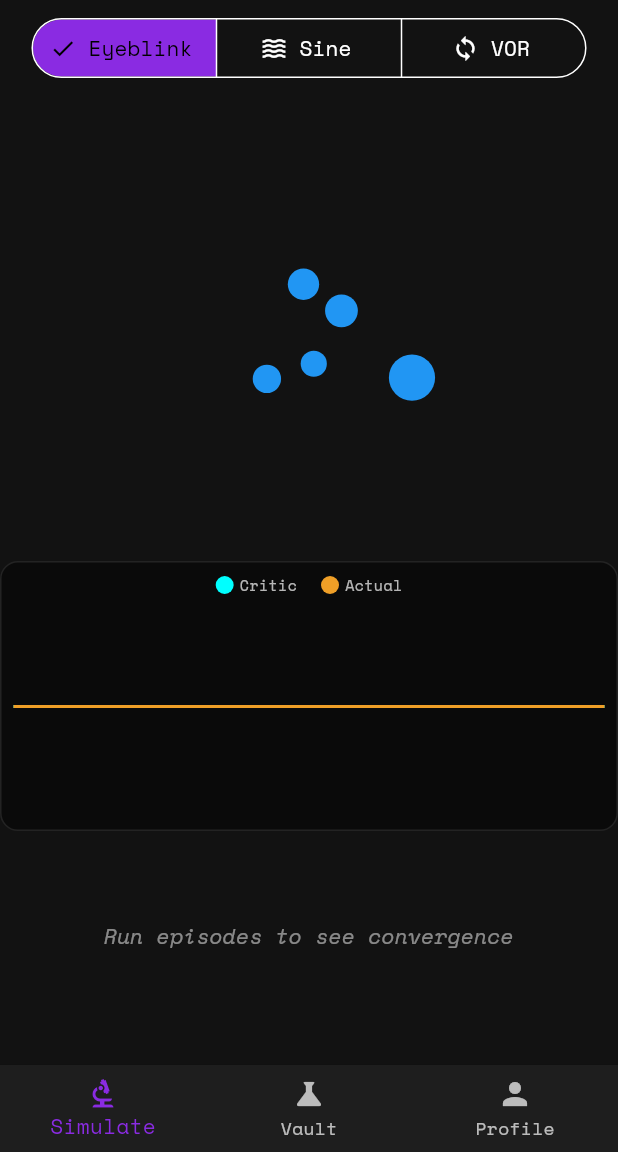
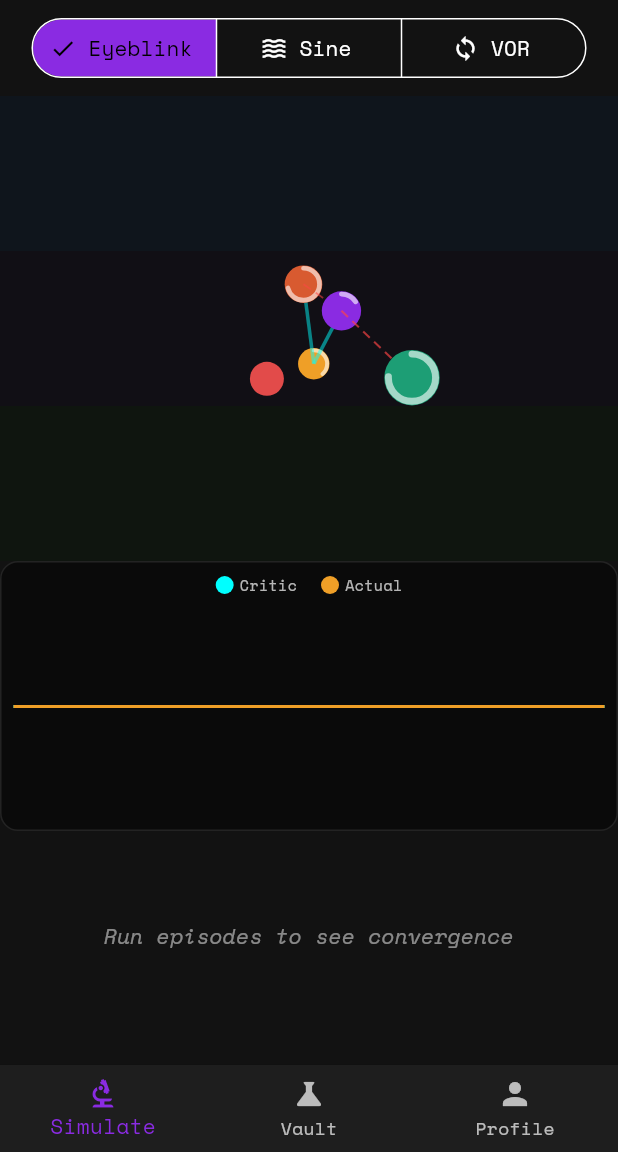
Before and after one commit to mirkodibr/CerebroSim, a Flutter app: the screen it shows once a user with an empty profile is signed in, after a tap on "Eyeblink", on a phone screen of 412 x 824 dp, the part 84-1236 px from its top. Run offline on Flutter 3.47's test engine with Material 3 defaults, Android fonts, the phone set to English and light mode, and no system bars; our stand-ins replace cloud_firestore, firebase_auth, firebase_core, flutter_riverpod, google_fonts, google_sign_in and 1 more; accounts and stored records are empty; generated files the repository leaves out were written again.

Commit message:
Execute Prompt 58: Depth-Sorted 3D Painter

```diff
--- a/lib/widgets/neural_canvas.dart
+++ b/lib/widgets/neural_canvas.dart
@@ -4,12 +4,13 @@ import '../models/simulation_state.dart';
 import '../providers/simulation_provider.dart';
 import '../services/neural_3d_projection.dart';
 import 'neuron_detail_sheet.dart';
+import 'neural_canvas_3d_painter.dart';
 
 /// An interactive 3D visualization of the cerebellar microcircuit.
 ///
 /// This widget allows users to rotate and zoom into the neural model using
-/// touch gestures. It leverages [Neural3DProjection] for math and a custom
-/// painter for rendering neurons and synapses.
+/// touch gestures. It leverages [Neural3DProjection] for math and
+/// [NeuralCanvas3DPainter] for rendering depth-sorted neurons and synapses.
 class NeuralCanvas3D extends ConsumerStatefulWidget {
   const NeuralCanvas3D({super.key});
 
@@ -127,7 +128,7 @@ class NeuralCanvas3DState extends ConsumerState<NeuralCanvas3D> with SingleTicke
       },
       child: CustomPaint(
         size: Size.infinite,
-        painter: NeuralCanvas3DStubPainter(
+        painter: NeuralCanvas3DPainter(
           state: state,
           rotX: _rotX,
           rotY: _rotY,
@@ -139,52 +140,3 @@ class NeuralCanvas3DState extends ConsumerState<NeuralCanvas3D> with SingleTicke
     );
   }
 }
-
-/// A stub painter to satisfy the compiler until Prompt 58 is executed.
-class NeuralCanvas3DStubPainter extends CustomPainter {
-  final SimulationState state;
-  final double rotX;
-  final double rotY;
-  final double zoom;
-  final String? selectedNeuronId;
-
-  NeuralCanvas3DStubPainter({
-    required this.state,
-    required this.rotX,
-    required this.rotY,
-    required this.zoom,
-    this.selectedNeuronId,
-    super.repaint,
-  });
-
-  @override
-  void paint(Canvas canvas, Size size) {
-    final centerX = size.width / 2;
-    final centerY = size.height / 2;
-
-    for (final n in state.neurons) {
-      final pos3d = Neural3DProjection.kNeuronPositions[n.id];
-      if (pos3d == null) continue;
-
-      final projected = Neural3DProjection.project(
-        pos3d,
-        rotX: rotX,
-        rotY: rotY,
-        zoom: zoom,
-        centerX: centerX,
-        centerY: centerY,
-      );
-
-      final paint = Paint()
-        ..color = (n.id == selectedNeuronId) ? Colors.white : Colors.blue
-        ..style = PaintingStyle.fill;
-
-      canvas.drawCircle(Offset(projected.x, projected.y), 10.0 * projected.scale / 30.0, paint);
-    }
-  }
-
-  @override
-  bool shouldRepaint(covariant NeuralCanvas3DStubPainter oldDelegate) {
-    return true;
-  }
-}
--- /dev/null
+++ b/lib/widgets/neural_canvas_3d_painter.dart
@@ -0,0 +1,219 @@
+import 'dart:math' as math;
+import 'package:flutter/material.dart';
+import '../models/simulation_state.dart';
+import '../models/neuron_model.dart';
+import '../models/synapse_model.dart';
+import '../services/neural_3d_projection.dart';
+
+/// A custom painter that renders the cerebellar microcircuit in 3D.
+///
+/// It implements the Painter's Algorithm by sorting all elements by depth
+/// before drawing. It also visualizes neural activity through dynamic arcs.
+class NeuralCanvas3DPainter extends CustomPainter {
+  final SimulationState state;
+  final double rotX;
+  final double rotY;
+  final double zoom;
+  final String? selectedNeuronId;
+
+  NeuralCanvas3DPainter({
+    required this.state,
+    required this.rotX,
+    required this.rotY,
+    required this.zoom,
+    this.selectedNeuronId,
+    super.repaint,
+  });
+
+  @override
+  void paint(Canvas canvas, Size size) {
+    final centerX = size.width / 2;
+    final centerY = size.height / 2;
+
+    // 1. Draw Background Layers (40% opacity)
+    _drawLayers(canvas, size);
+
+    // 2. Project all neurons to determine 2D positions and depth
+    final Map<String, ProjectedPoint> projectedNeurons = {};
+    for (final n in state.neurons) {
+      final pos3d = Neural3DProjection.kNeuronPositions[n.id];
+      if (pos3d == null) continue;
+      projectedNeurons[n.id] = Neural3DProjection.project(
+        pos3d,
+        rotX: rotX,
+        rotY: rotY,
+        zoom: zoom,
+        centerX: centerX,
+        centerY: centerY,
+      );
+    }
+
+    // 3. Collect all drawable items for sorting
+    final List<_DepthItem> items = [];
+
+    // Add neurons
+    for (final n in state.neurons) {
+      final p = projectedNeurons[n.id];
+      if (p != null) {
+        items.add(_NeuronItem(n, p, isSelected: n.id == selectedNeuronId));
+      }
+    }
+
+    // Add synapses
+    for (final s in state.synapses) {
+      final pFrom = projectedNeurons[s.fromNeuronId];
+      final pTo = projectedNeurons[s.toNeuronId];
+      if (pFrom != null && pTo != null) {
+        items.add(_SynapseItem(s, pFrom, pTo));
+      }
+    }
+
+    // 4. Painter's Algorithm: Sort by depth (furthest first)
+    // In our projection, larger zDepth means further away from the camera.
+    items.sort((a, b) => b.depth.compareTo(a.depth));
+
+    // 5. Draw items in order
+    for (final item in items) {
+      item.draw(canvas);
+    }
+  }
+
+  /// Draws the horizontal bands representing cerebellar layers.
+  void _drawLayers(Canvas canvas, Size size) {
+    final h = size.height / 3;
+    final molecularPaint = Paint()..color = const Color(0xFF0A1A2A).withOpacity(0.4);
+    final purkinjePaint = Paint()..color = const Color(0xFF0F0A1A).withOpacity(0.4);
+    final granularPaint = Paint()..color = const Color(0xFF0A1A0A).withOpacity(0.4);
+
+    canvas.drawRect(Rect.fromLTWH(0, 0, size.width, h), molecularPaint);
+    canvas.drawRect(Rect.fromLTWH(0, h, size.width, h), purkinjePaint);
+    canvas.drawRect(Rect.fromLTWH(0, 2 * h, size.width, h), granularPaint);
+  }
+
+  @override
+  bool shouldRepaint(covariant NeuralCanvas3DPainter oldDelegate) {
+    // Repaint on every tick for smooth real-time activity visualization
+    return true;
+  }
+}
+
+/// Abstract base for depth-sortable drawable items.
+abstract class _DepthItem {
+  double get depth;
+  void draw(Canvas canvas);
+}
+
+/// A drawable representation of a neuron in 3D space.
+class _NeuronItem extends _DepthItem {
+  final NeuronModel neuron;
+  final ProjectedPoint projected;
+  final bool isSelected;
+
+  _NeuronItem(this.neuron, this.projected, {this.isSelected = false});
+
+  @override
+  double get depth => projected.zDepth;
+
+  @override
+  void draw(Canvas canvas) {
+    final pos = Offset(projected.x, projected.y);
+    // Base radius 12.0 scaled by perspective
+    final radius = 12.0 * projected.scale / 30.0;
+
+    final paint = Paint()
+      ..color = _getNeuronColor(neuron.cellType)
+      ..style = PaintingStyle.fill;
+
+    // Draw core neuron body
+    canvas.drawCircle(pos, radius, paint);
+
+    // Selection/Firing indicator
+    if (neuron.isFiring || isSelected) {
+      canvas.drawCircle(
+        pos,
+        radius * 1.3,
+        Paint()
+          ..color = isSelected ? Colors.white : Colors.white.withOpacity(0.5)
+          ..style = PaintingStyle.stroke
+          ..strokeWidth = 2.0,
+      );
+    }
+
+    // Live electrical activity arc (60% white)
+    // Sweep angle is proportional to membrane potential (0 to 2*PI)
+    final double sweepAngle = 2 * math.pi * neuron.membranePotential.clamp(0.0, 1.0);
+    canvas.drawArc(
+      Rect.fromCircle(center: pos, radius: radius * 0.85),
+      -math.pi / 2,
+      sweepAngle,
+      false,
+      Paint()
+        ..color = Colors.white.withOpacity(0.6)
+        ..style = PaintingStyle.stroke
+        ..strokeCap = StrokeCap.round
+        ..strokeWidth = 3.0 * (projected.scale / 30.0),
+    );
+  }
+
+  Color _getNeuronColor(String type) {
+    switch (type) {
+      case 'GC': return const Color(0xFFEF9F27);
+      case 'PC': return const Color(0xFF8A2BE2);
+      case 'BC': return const Color(0xFFD85A30);
+      case 'DCN': return const Color(0xFF1D9E75);
+      case 'CF': return const Color(0xFFE24B4A);
+      default: return Colors.grey;
+    }
+  }
+}
+
+/// A drawable representation of a synapse in 3D space.
+class _SynapseItem extends _DepthItem {
+  final SynapseModel synapse;
+  final ProjectedPoint from;
+  final ProjectedPoint to;
+
+  _SynapseItem(this.synapse, this.from, this.to);
+
+  @override
+  double get depth => (from.zDepth + to.zDepth) / 2;
+
+  @override
+  void draw(Canvas canvas) {
+    final baseColor = synapse.isInhibitory ? const Color(0xFFFF4444) : const Color(0xFF00FFFF);
+
+    // Alpha-fading based on average scale (depth proxy)
+    final avgScale = (from.scale + to.scale) / 2;
+    final opacity = (avgScale / 60.0).clamp(0.1, 0.8);
+
+    final paint = Paint()
+      ..color = baseColor.withOpacity(opacity)
+      ..strokeWidth = (synapse.weight.abs() * 3.0 + 0.5) * (avgScale / 30.0)
+      ..style = PaintingStyle.stroke;
+
+    if (synapse.isInhibitory) {
+      _drawDashedLine(canvas, Offset(from.x, from.y), Offset(to.x, to.y), paint);
+    } else {
+      canvas.drawLine(Offset(from.x, from.y), Offset(to.x, to.y), paint);
+    }
+  }
+
+  /// Helper to draw dashed lines for inhibitory synapses.
+  void _drawDashedLine(Canvas canvas, Offset p1, Offset p2, Paint paint) {
+    const dashWidth = 6.0;
+    const dashSpace = 4.0;
+    final distance = (p2 - p1).distance;
+    final direction = (p2 - p1) / distance;
+    double currentPos = 0.0;
+
+    while (currentPos < distance) {
+      final end = currentPos + dashWidth;
+      canvas.drawLine(
+        p1 + direction * currentPos,
+        p1 + direction * (end > distance ? distance : end),
+        paint,
+      );
+      currentPos += dashWidth + dashSpace;
+    }
+  }
+}
```
Also changed, not shown: 1 other file.
